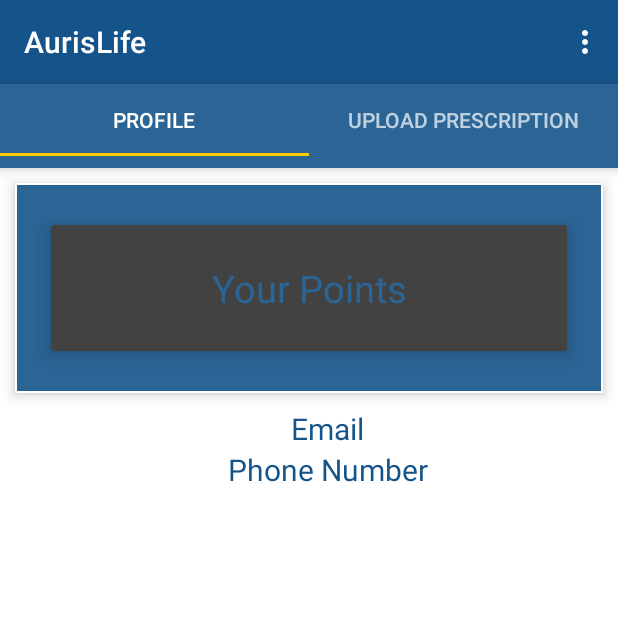
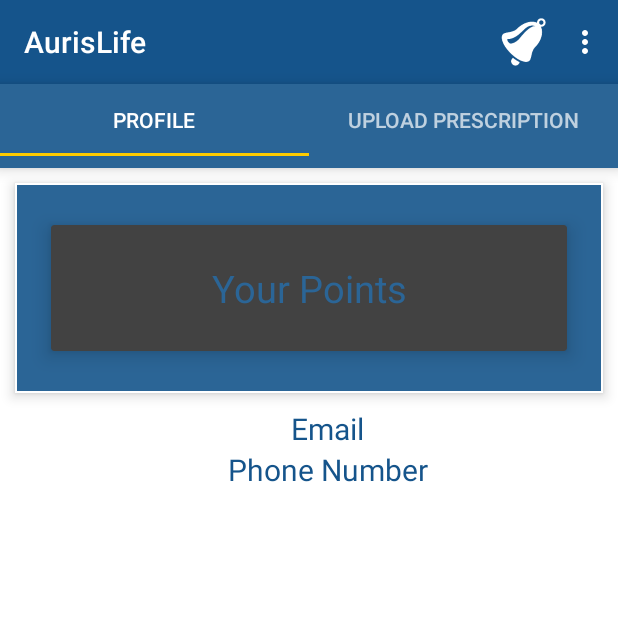
Before and after one commit to Gravity-Innovative-Solutions/aurislife, an Android app: the FirstPage screen opened directly, with no data from a screen before it, on a phone screen of 412 x 824 dp, the top half of it. Run offline under Robolectric (Android 15) with nearby library versions, the phone set to English and light mode, and no system bars; libraries missing offline, so code that uses them is left out: com.microsoft.azure, com.microsoft.windowsazure, com.ogaclejapan.arclayout; plain views replace ArcLayout; 9 statements that could not run were skipped.

Commit message:
Notification icon (on toolbar) added in Home page

```diff
--- a/app/src/main/java/in/gravitykerala/aurislife/FirstPage.java
+++ b/app/src/main/java/in/gravitykerala/aurislife/FirstPage.java
@@ -62,6 +62,7 @@ public class FirstPage extends AppCompatActivity {
         Toolbar toolbar = (Toolbar) findViewById(R.id.toolbar);
         if (toolbar != null) {
             setSupportActionBar(toolbar);
+
 
         }
         SplashPage.currentContext = this;
@@ -132,6 +133,10 @@ public class FirstPage extends AppCompatActivity {
 
         if (id == R.id.action_verify_otp) {
             Intent i = new Intent(FirstPage.this, OTPverification.class);
+            startActivity(i);
+        }
+        if (id == R.id.action_notification) {
+            Intent i = new Intent(FirstPage.this, Notifications.class);
             startActivity(i);
         }
         return super.onOptionsItemSelected(item);
--- a/app/src/main/res/layout/activity_notifications.xml
+++ b/app/src/main/res/layout/activity_notifications.xml
@@ -34,7 +34,7 @@
             android:layout_width="fill_parent"
             android:layout_height="wrap_content"
             android:layout_below="@id/toolbar"
-            android:divider="#fff"
+
             android:dividerHeight="1dp"
             android:listSelector="@drawable/list_selector" />
     </android.support.v4.widget.SwipeRefreshLayout>
--- a/app/src/main/res/layout/notification_single.xml
+++ b/app/src/main/res/layout/notification_single.xml
@@ -17,7 +17,8 @@
             android:layout_width="fill_parent"
             android:layout_height="wrap_content"
 
-            android:orientation="horizontal">
+
+            android:orientation="vertical">
 
             <LinearLayout
                 android:id="@+id/lnlt0"
@@ -36,6 +37,7 @@
                 android:id="@+id/lnlt1"
                 android:layout_width="fill_parent"
                 android:layout_height="wrap_content"
+
 
                 android:orientation="vertical">
 
--- a/app/src/main/res/menu/menu_main.xml
+++ b/app/src/main/res/menu/menu_main.xml
@@ -13,4 +13,10 @@
         android:orderInCategory="100"
         android:title="@string/otp_verification"
         app:showAsAction="never" />
+    <item
+        android:id="@+id/action_notification"
+        android:icon="@drawable/bell"
+        android:orderInCategory="100"
+        android:title="@string/notification"
+        app:showAsAction="ifRoom" />
 </menu>
--- a/app/src/main/res/values/strings.xml
+++ b/app/src/main/res/values/strings.xml
@@ -17,6 +17,7 @@
 
     <string name="show_pswd">Show Password</string>
     <string name="add_referrer">Add Referrer</string>
+    <string name="notification">Notifications</string>
     <string name="btn_signup">Create Account</string>
     <string name="pin">Enter your Pincode</string>
     <string name="ref_phn">Enter Referrer Phone Number</string>
```
Also changed, not shown: app/src/main/res/drawable-xxxhdpi/bell.png (added), app/src/main/res/drawable-xxxhdpi/notification.png (added).
